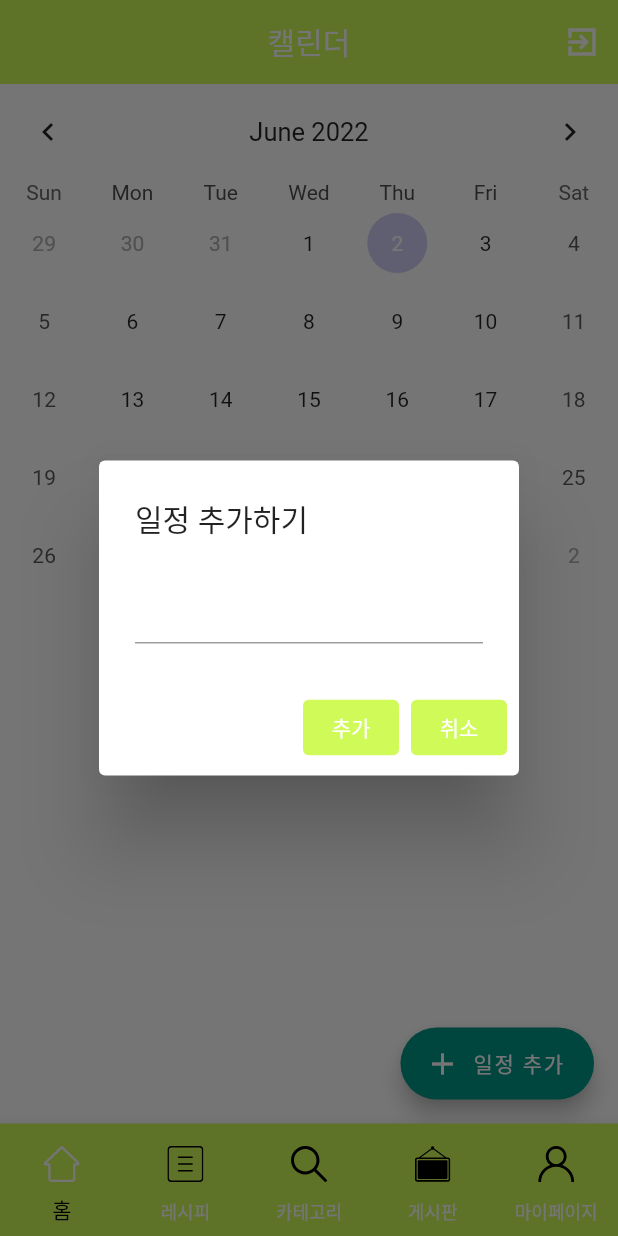
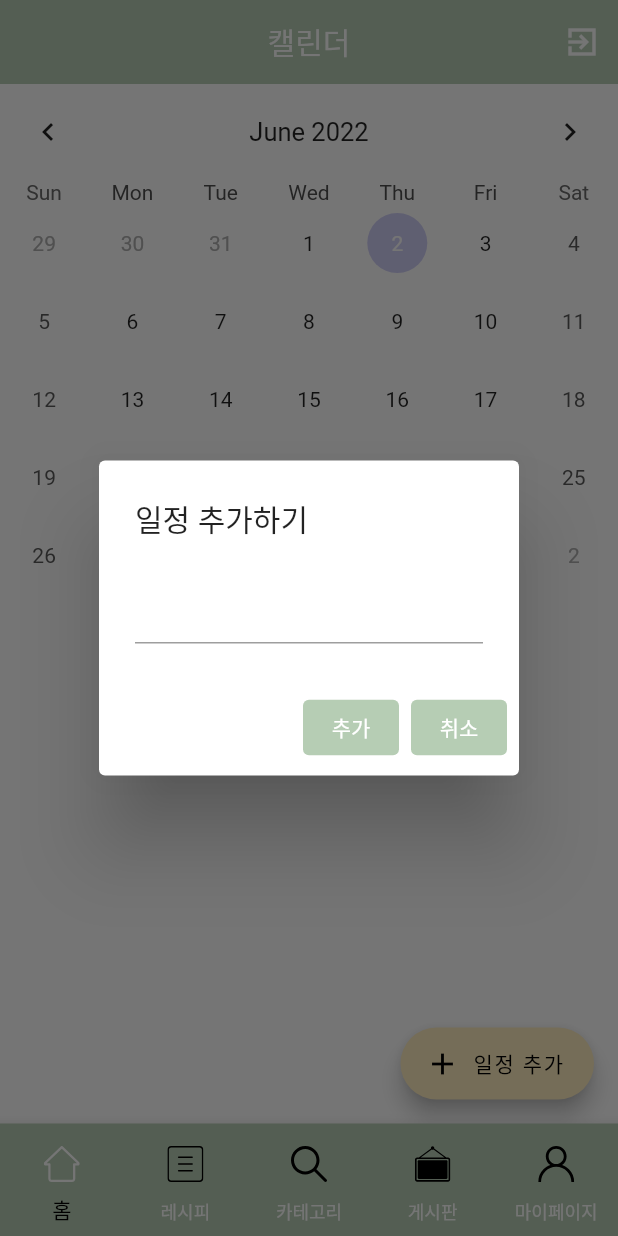
Before and after one commit to zxver1000/Plant_App, a Flutter app: the screen it shows once a user with an empty profile is signed in, after a tap on "일정 추가", on a phone screen of 412 x 824 dp. Run offline on Flutter 3.47's test engine with Material 2 defaults, Android fonts, the phone set to English and light mode, and no system bars; drawn by our look-alikes of table_calendar; our stand-ins replace cloud_firestore, firebase_auth, firebase_core, flutter_svg, google_fonts, image_picker; accounts and stored records are empty.

Commit message:
change colors

```diff
--- a/lib/screens/home/home_screen.dart
+++ b/lib/screens/home/home_screen.dart
@@ -102,7 +102,7 @@ class _HomeScreenState extends State<HomeScreen> {
     return Scaffold(
       appBar: AppBar(
         title: const Text('캘린더'),
-        backgroundColor: kPrimaryColor,
+        backgroundColor: mainColor,
         centerTitle: true,
         actions: [
           IconButton(
@@ -202,7 +202,7 @@ class _HomeScreenState extends State<HomeScreen> {
         ),
       ),
       floatingActionButton: FloatingActionButton.extended(
-        backgroundColor: Colors.teal,
+        backgroundColor: beige,
         onPressed: () =>
             showDialog(
               context: context,
@@ -215,7 +215,7 @@ class _HomeScreenState extends State<HomeScreen> {
                   TextButton(
                     style: TextButton.styleFrom(
                       primary: Colors.white,
-                      backgroundColor: kPrimaryColor
+                      backgroundColor: mainColor
                     ),
                     onPressed: ()async{
 
@@ -261,7 +261,7 @@ class _HomeScreenState extends State<HomeScreen> {
                   TextButton(
                     style: TextButton.styleFrom(
                       primary: Colors.white,
-                      backgroundColor: kPrimaryColor
+                      backgroundColor: mainColor
                     ),
                     onPressed: (){
                       Navigator.pop(context);
@@ -271,8 +271,8 @@ class _HomeScreenState extends State<HomeScreen> {
                 ],
               )
             ),
-        label: const Text("일정 추가", style: TextStyle(color: Colors.white),),
-        icon: const Icon(Icons.add, color: Colors.white,),
+        label: const Text("일정 추가", style: TextStyle(color: Colors.black),),
+        icon: const Icon(Icons.add, color: Colors.black,),
       ),
 
     );
--- a/lib/screens/main_screens.dart
+++ b/lib/screens/main_screens.dart
@@ -42,7 +42,7 @@ class _MainScreensState extends State<MainScreens> {
         selectedItemColor: Colors.black,
         unselectedItemColor: Colors.white,
         currentIndex:_selectedIndex,
-        backgroundColor: kPrimaryColor,
+        backgroundColor: mainColor,
         onTap: onTaped,
         items: List.generate(
                  navItems.length,
```
